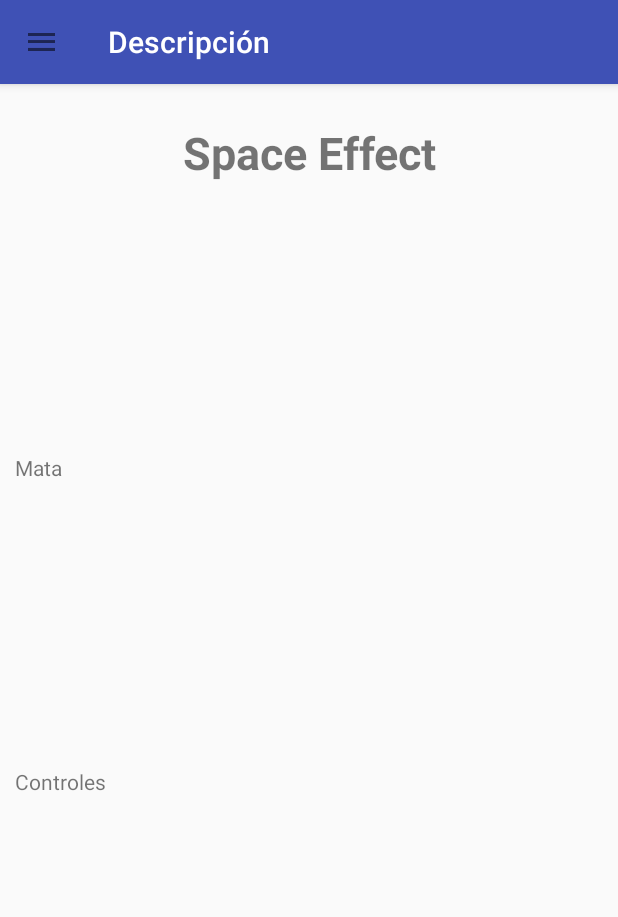
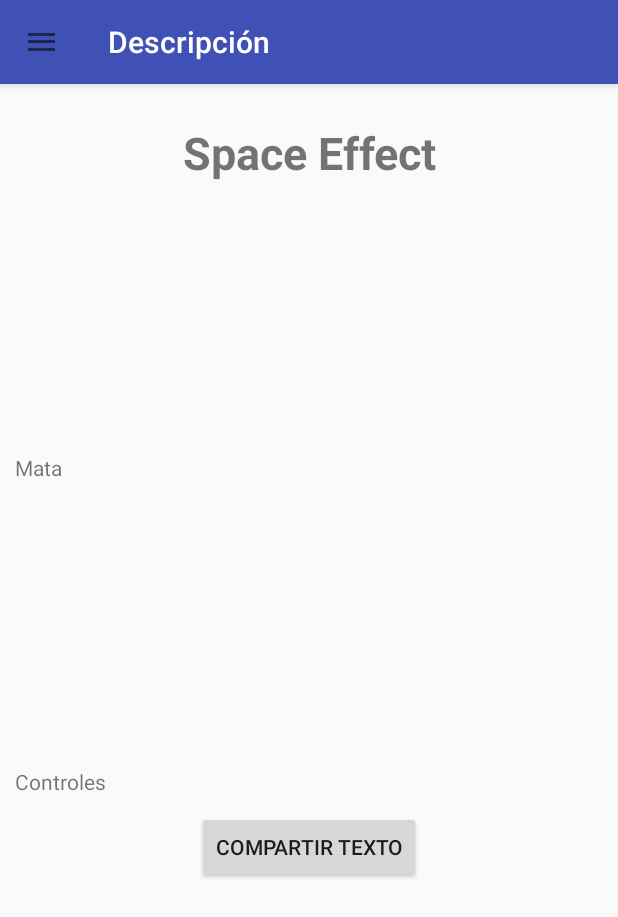
Before and after one commit to legendani/Task2HNDDanielHung, an Android app: the fragment PerfilFragment placed in its activity, in the side drawer, after a tap on "Descripción", on a phone screen of 412 x 824 dp. Shown: the top 917 px of the screen. Run offline under Robolectric (Android 15) with nearby library versions, the phone set to English and light mode, and no system bars.

```diff
--- a/app/src/main/java/com/example/alumnodanielhung/task2hnddanielhung/activities/RegistroActivity.java
+++ b/app/src/main/java/com/example/alumnodanielhung/task2hnddanielhung/activities/RegistroActivity.java
@@ -11,6 +11,7 @@ import android.widget.Toast;
 
 import com.example.alumnodanielhung.task2hnddanielhung.Preferencias;
 import com.example.alumnodanielhung.task2hnddanielhung.R;
+import com.example.alumnodanielhung.task2hnddanielhung.Utils;
 import com.example.alumnodanielhung.task2hnddanielhung.beans.UsuarioBean;
 
 public class RegistroActivity extends AppCompatActivity implements View.OnClickListener {
@@ -50,7 +51,7 @@ public class RegistroActivity extends AppCompatActivity implements View.OnClickL
                 String passcon = editPasscon.getText().toString();
 
                 if (user != null && nombre != null && apellidos != null && email != null && pass != null && passcon != null &&
-                        !user.isEmpty() && !nombre.isEmpty() && !apellidos.isEmpty() && !email.isEmpty() && !pass.isEmpty() && !passcon.isEmpty()) {
+                        !user.isEmpty() && !nombre.isEmpty() && !apellidos.isEmpty() && !email.isEmpty() && !pass.isEmpty() && !passcon.isEmpty() && Utils.isEmail(email)) {
                     UsuarioBean usuarioBean = new UsuarioBean(apellidos, email, nombre, pass, user);
 
                     Preferencias preferencias = new Preferencias(RegistroActivity.this);
--- a/app/src/main/java/com/example/alumnodanielhung/task2hnddanielhung/fragments/DescripcionFragment.java
+++ b/app/src/main/java/com/example/alumnodanielhung/task2hnddanielhung/fragments/DescripcionFragment.java
@@ -1,18 +1,26 @@
 package com.example.alumnodanielhung.task2hnddanielhung.fragments;
 
 import android.content.Context;
+import android.content.Intent;
 import android.net.Uri;
 import android.os.Bundle;
 import android.support.v4.app.Fragment;
 import android.view.LayoutInflater;
 import android.view.View;
 import android.view.ViewGroup;
+import android.widget.Button;
+import android.widget.ListView;
+import android.widget.TextView;
 
 import com.example.alumnodanielhung.task2hnddanielhung.R;
+import com.example.alumnodanielhung.task2hnddanielhung.adapters.TipsAdapter;
+import com.example.alumnodanielhung.task2hnddanielhung.test.Modelo;
 
 
-public class DescripcionFragment extends Fragment {
+public class DescripcionFragment extends Fragment implements View.OnClickListener {
 
+    private Button btnCompartir;
+    private TextView txtDescripcion;
 
     public DescripcionFragment() {
         // Required empty public constructor
@@ -23,7 +31,13 @@ public class DescripcionFragment extends Fragment {
     public View onCreateView(LayoutInflater inflater, ViewGroup container,
                              Bundle savedInstanceState) {
         // Inflate the layout for this fragment
-        return inflater.inflate(R.layout.fragment_descripcion, container, false);
+        View view = inflater.inflate(R.layout.fragment_descripcion, container, false);
+        txtDescripcion = (TextView) view.findViewById(R.id.txtDescripcion);
+        btnCompartir = (Button) view.findViewById(R.id.btnCompartir);
+
+        btnCompartir.setOnClickListener(this);
+
+        return view;
     }
 
     @Override
@@ -39,4 +53,13 @@ public class DescripcionFragment extends Fragment {
     public static DescripcionFragment newInstance() {
         return new  DescripcionFragment();
     }
+
+    @Override
+    public void onClick(View view) {
+        Intent sendIntent = new Intent();
+        sendIntent.setAction(Intent.ACTION_SEND);
+        sendIntent.putExtra(Intent.EXTRA_TEXT, txtDescripcion.getText());
+        sendIntent.setType("text/plain");
+        startActivity(sendIntent);
+    }
 }
--- a/app/src/main/java/com/example/alumnodanielhung/task2hnddanielhung/fragments/PerfilFragment.java
+++ b/app/src/main/java/com/example/alumnodanielhung/task2hnddanielhung/fragments/PerfilFragment.java
@@ -4,36 +4,50 @@ import android.content.Context;
 import android.net.Uri;
 import android.os.Bundle;
 import android.support.v4.app.Fragment;
+import android.support.v4.content.ContextCompat;
 import android.view.LayoutInflater;
 import android.view.View;
 import android.view.ViewGroup;
+import android.widget.Button;
+import android.widget.EditText;
+import android.widget.ImageView;
+import android.widget.TextView;
 
+import com.example.alumnodanielhung.task2hnddanielhung.Preferencias;
 import com.example.alumnodanielhung.task2hnddanielhung.R;
+import com.example.alumnodanielhung.task2hnddanielhung.beans.UsuarioBean;
 
 public class PerfilFragment extends Fragment {
 
-
-    public PerfilFragment() {
-        // Required empty public constructor
-    }
+    private TextView txtusuariofragment, txtNombrefragment, txtApellidosfragment, txtEmailfragment;
+    private ImageView imgPerfil;
+    private Button btnEditar;
 
 
     @Override
     public View onCreateView(LayoutInflater inflater, ViewGroup container,
                              Bundle savedInstanceState) {
         // Inflate the layout for this fragment
-        return inflater.inflate(R.layout.fragment_perfil, container, false);
-    }
+        View rootView = inflater.inflate(R.layout.fragment_perfil, container, false);
 
+        txtNombrefragment = (TextView) rootView.findViewById(R.id.txtNombrefragment);
+        txtApellidosfragment = (TextView) rootView.findViewById(R.id.txtApellidosfragment);
+        txtusuariofragment = (TextView) rootView.findViewById(R.id.txtusuariofragment);
+        txtEmailfragment = (TextView) rootView.findViewById(R.id.txtEmailfragment);
 
-    @Override
-    public void onAttach(Context context) {
-        super.onAttach(context);
-    }
+        imgPerfil = (ImageView) rootView.findViewById(R.id.imgPerfil);
 
-    @Override
-    public void onDetach() {
-        super.onDetach();
+        btnEditar = (Button) rootView.findViewById(R.id.btnEditar);
+
+        Preferencias preferencias = new Preferencias(getActivity());
+        UsuarioBean usuarioBean = preferencias.getUsuario();
+
+        txtNombrefragment.setText("Nombre: " + usuarioBean.getNombre());
+        txtApellidosfragment.setText("Apellidos: " + usuarioBean.getApellidos());
+        txtusuariofragment.setText("Usuario: " + usuarioBean.getUser());
+        txtEmailfragment.setText("Email: " + usuarioBean.getEmail());
+
+        return rootView;
     }
 
     public static PerfilFragment newInstance() {
--- a/app/src/main/res/layout/activity_naves.xml
+++ b/app/src/main/res/layout/activity_naves.xml
@@ -26,4 +26,10 @@
         android:layout_height="wrap_content"
         android:textSize="20dp" />
 
+    <Button android:id="@+id/btnCompartir"
+        android:layout_width="wrap_content"
+        android:layout_height="wrap_content"
+        android:text="@string/compartir"
+        android:layout_gravity="center"/>
+
 </LinearLayout>
--- a/app/src/main/res/layout/activity_objetos.xml
+++ b/app/src/main/res/layout/activity_objetos.xml
@@ -26,4 +26,10 @@
         android:layout_height="wrap_content"
         android:textSize="20dp" />
 
+    <Button android:id="@+id/btnCompartir"
+        android:layout_width="wrap_content"
+        android:layout_height="wrap_content"
+        android:text="@string/compartir"
+        android:layout_gravity="center"/>
+
 </LinearLayout>
--- a/app/src/main/res/layout/activity_tips.xml
+++ b/app/src/main/res/layout/activity_tips.xml
@@ -26,4 +26,10 @@
         android:layout_height="wrap_content"
         android:textSize="20dp" />
 
+    <Button android:id="@+id/btnCompartir"
+        android:layout_width="wrap_content"
+        android:layout_height="wrap_content"
+        android:text="@string/compartir"
+        android:layout_gravity="center"/>
+
 </LinearLayout>
--- a/app/src/main/res/layout/fragment_descripcion.xml
+++ b/app/src/main/res/layout/fragment_descripcion.xml
@@ -20,7 +20,7 @@
         android:layout_margin="10dp"
         android:layout_gravity="center"/>
 
-    <TextView
+    <TextView android:id="@+id/txtDescripcion"
         android:layout_width="match_parent"
         android:layout_height="wrap_content"
         android:text="@string/sinopsis"
@@ -39,4 +39,10 @@
         android:text="@string/controles"
         android:layout_margin="10dp"/>
 
+    <Button android:id="@+id/btnCompartir"
+        android:layout_width="wrap_content"
+        android:layout_height="wrap_content"
+        android:text="@string/compartir"
+        android:layout_gravity="center"/>
+
 </LinearLayout>
--- a/app/src/main/res/layout/fragment_perfil.xml
+++ b/app/src/main/res/layout/fragment_perfil.xml
@@ -9,7 +9,6 @@
     <TextView android:id="@+id/txtusuariofragment"
         android:layout_width="match_parent"
         android:layout_height="wrap_content"
-        android:text="Usuario"
         android:textAlignment="center"
         android:textSize="20dp"/>
 
@@ -22,21 +21,18 @@
     <TextView android:id="@+id/txtNombrefragment"
         android:layout_width="match_parent"
         android:layout_height="wrap_content"
-        android:text="Nombre"
         android:textAlignment="center"
         android:textSize="15dp"/>
 
     <TextView android:id="@+id/txtApellidosfragment"
         android:layout_width="match_parent"
         android:layout_height="wrap_content"
-        android:text="Apellidos"
         android:textSize="15dp"
         android:textAlignment="center"/>
 
     <TextView android:id="@+id/txtEmailfragment"
         android:layout_width="match_parent"
         android:layout_height="wrap_content"
-        android:text="Email"
         android:textSize="15dp"
         android:textAlignment="center"/>
 
--- a/app/src/main/res/values/strings.xml
+++ b/app/src/main/res/values/strings.xml
@@ -35,4 +35,6 @@
     <string name="titulojuego">Space Effect</string>
     <string name="sinopsis">Mata</string>
     <string name="controles">Controles</string>
+    <string name="version">Version 1.01</string>
+    <string name="compartir">Compartir texto</string>
 </resources>
```
Also changed, not shown: app/src/main/java/com/example/alumnodanielhung/task2hnddanielhung/activities/NavesActivity.java (+18 -1 lines), app/src/main/java/com/example/alumnodanielhung/task2hnddanielhung/activities/ObjetosActivity.java (+18 -1 lines), app/src/main/java/com/example/alumnodanielhung/task2hnddanielhung/activities/TipsActivity.java (+21 -1 lines), app/src/main/res/layout/fragment_ajustes.xml (+4 -4 lines).
